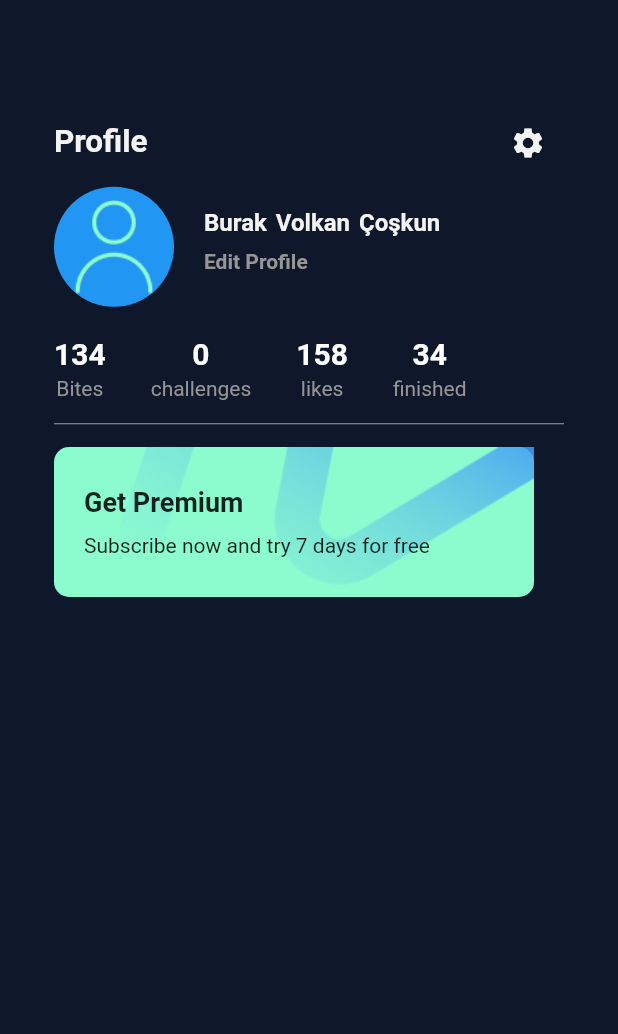
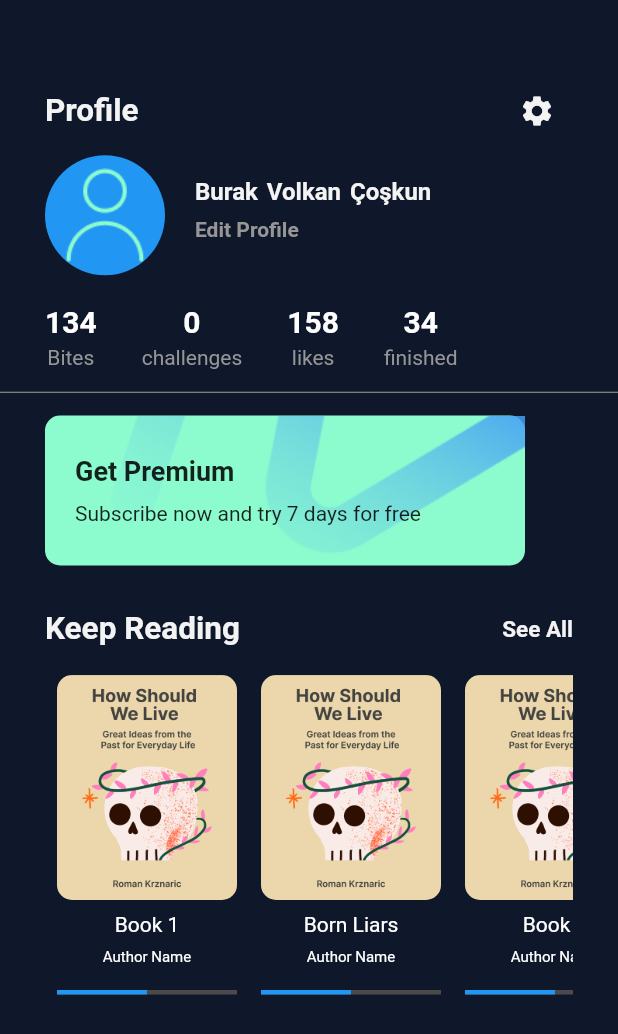
Before and after one commit to BerkayAkdenx/develop_berkay, a Flutter app: the screen it shows after launch, on a phone screen of 412 x 824 dp. Shown: the top 1034 px of the screen. Run offline on Flutter 3.47's test engine with Material 2 defaults, Android fonts, the phone set to English and light mode, and no system bars.

Commit message:
29 profile page desing is finish
but fix will be made in the design.

```diff
--- a/profile_bitely/lib/Resources/app_spacings.dart
+++ b/profile_bitely/lib/Resources/app_spacings.dart
@@ -9,6 +9,8 @@ class AppSpacings {
   static const EdgeInsets sSymmetricV8 = EdgeInsets.symmetric(vertical: 8.0);
   static const EdgeInsets sSymmetricH20 =
       EdgeInsets.symmetric(horizontal: 20.0);
+  static const EdgeInsets sSymmetricH30 =
+      EdgeInsets.symmetric(horizontal: 30.0);
   static const EdgeInsets sSymmetricH50 =
       EdgeInsets.symmetric(horizontal: 50.0);
   static const EdgeInsets sSymmetricH50V20 = EdgeInsets.symmetric(
--- a/profile_bitely/lib/Resources/app_texts.dart
+++ b/profile_bitely/lib/Resources/app_texts.dart
@@ -86,7 +86,7 @@ abstract class AppTexts {
   static const remindMe = "remindMe";
   static const share = "share";
   static const seeMore = "seeMore";
-  static const seeAll = "seeAll";
+  static const seeAll = "See All";
   static const bites = "Bites";
   static const page = "page";
   static const of = "of";
@@ -257,7 +257,7 @@ abstract class AppTexts {
 
   // richtext end
 // title start
-  static const keepReading = "keepReading";
+  static const keepReading = "Keep Reading";
   static const trendingNow = "trendingNow";
   static const collectionsOFTwothousand = "collectionsOFTwothousand";
   static const forYou = "forYou";
--- a/profile_bitely/lib/feature/profile/pages/profile_page.dart
+++ b/profile_bitely/lib/feature/profile/pages/profile_page.dart
@@ -6,20 +6,32 @@ import 'package:profile_bitely/feature/profile/widgets/profile_page_column_widge
 import 'package:profile_bitely/feature/profile/widgets/profile_page_divider_widget.dart';
 import 'package:profile_bitely/feature/profile/widgets/profile_page_stack_widget.dart';
 
+import '../widgets/profile_books_widget.dart';
+
 // ignore: must_be_immutable
 class ProfilePage extends StatelessWidget {
   const ProfilePage({super.key});
 
   @override
   Widget build(BuildContext context) {
+    final List books = [
+      'Book 1',
+      'Born Liars',
+      'Book 3',
+      'book 4',
+      'book 6',
+      'book 7',
+      'book 8',
+    ];
     return Scaffold(
       backgroundColor: AppColors.darkPrimary,
-      body: Padding(
-        padding: const EdgeInsets.symmetric(horizontal: 36, vertical: 71),
-        child: Column(
+      body: Column(
         children: [
+          const SizedBox(height: 50),
           //this row for profile and setting
-            Row(
+          Padding(
+            padding: AppSpacings.sSymmetricH30,
+            child: Row(
               mainAxisAlignment: MainAxisAlignment.spaceBetween,
               children: [
                 const Text(
@@ -30,9 +42,8 @@ class ProfilePage extends StatelessWidget {
                       fontWeight: FontWeight.bold),
                 ),
                 IconButton(
-                  onPressed: () {
-                    print("click to setting button");
-                  },
+                  // ignore: avoid_print
+                  onPressed: () => print("clicked to setting button"),
                   icon: const Icon(
                     Icons.settings,
                     color: AppColors.lightBackground,
@@ -40,8 +51,11 @@ class ProfilePage extends StatelessWidget {
                 )
               ],
             ),
+          ),
           //this row Profile image
-            Row(
+          Padding(
+            padding: AppSpacings.sSymmetricH30,
+            child: Row(
               children: [
                 Container(
                   height: 80,
@@ -92,9 +106,12 @@ class ProfilePage extends StatelessWidget {
                 )
               ],
             ),
+          ),
           //this row for 134 bites
           const SizedBox(height: 14),
-            Row(
+          Padding(
+            padding: AppSpacings.sSymmetricH30,
+            child: Row(
               children: const [
                 ProfilePageColumnWidget(
                   num: "134",
@@ -108,21 +125,62 @@ class ProfilePage extends StatelessWidget {
                 ProfilePageColumnWidget(num: "34", text: AppTexts.finished)
               ],
             ),
+          ),
           const ProfilePageDividerWidget(),
           //this row for get Premium
-            Row(
+          Padding(
+            padding: AppSpacings.sSymmetricH30,
+            child: Row(
               children: const [ProfilePageStackWidget()],
             ),
+          ),
+          const SizedBox(height: 30),
           //this row for Keep Reading
-            Row(
-              children: const [],
+          Padding(
+            padding: AppSpacings.sSymmetricH30,
+            child: Row(
+              mainAxisAlignment: MainAxisAlignment.spaceBetween,
+              children: [
+                const Text(
+                  AppTexts.keepReading,
+                  style: TextStyle(
+                      color: AppColors.lightBackground,
+                      fontSize: 21,
+                      fontWeight: FontWeight.bold),
+                ),
+                InkWell(
+                  child: const Text(
+                    AppTexts.seeAll,
+                    style: TextStyle(
+                        color: AppColors.lightBackground,
+                        fontSize: 15,
+                        fontWeight: FontWeight.bold),
+                  ),
+                  // ignore: avoid_print
+                  onTap: () => print("clicked to see all"),
+                )
+              ],
+            ),
+          ),
+          const SizedBox(
+            height: 10,
           ),
           //this row for books
-            Row(
-              children: const [],
+          Padding(
+            padding: AppSpacings.sSymmetricH30,
+            child: SizedBox(
+              height: 250,
+              child: ListView.builder(
+                  itemCount: books.length,
+                  scrollDirection: Axis.horizontal,
+                  itemBuilder: (context, index) {
+                    return ProfileBooksListWidget(
+                      username: books[index],
+                    );
+                  }),
+            ),
           ),
         ],
-        ),
       ),
     );
   }
--- /dev/null
+++ b/profile_bitely/lib/feature/profile/widgets/profile_books_widget.dart
@@ -0,0 +1,53 @@
+import 'package:flutter/material.dart';
+import 'package:profile_bitely/Resources/app_colors.dart';
+
+class ProfileBooksListWidget extends StatelessWidget {
+  final String username;
+  const ProfileBooksListWidget({Key? key, required this.username})
+      : super(key: key);
+
+  @override
+  Widget build(BuildContext context) {
+    return Column(
+      children: [
+        Padding(
+          padding: const EdgeInsets.all(8.0),
+          child: Container(
+            width: 120.0,
+            height: 150.0,
+            decoration: BoxDecoration(
+              borderRadius: BorderRadius.circular(10.0),
+              image: const DecorationImage(
+                image: AssetImage('assets/Images/bookRecommendationSample.png'),
+                fit: BoxFit.cover,
+              ),
+            ),
+          ),
+        ),
+        Text(
+          username,
+          style: const TextStyle(fontSize: 14, color: Colors.white),
+        ),
+        const Padding(
+          padding: EdgeInsets.all(8.0),
+          child: Text(
+            "Author Name",
+            style: TextStyle(fontSize: 10, color: Colors.white),
+          ),
+        ),
+        const Padding(
+          padding: EdgeInsets.only(top: 8.0),
+          child: SizedBox(
+            height: 3,
+            width: 120,
+            child: LinearProgressIndicator(
+              color: AppColors.blue,
+              backgroundColor: AppColors.blackLight,
+              value: 0.5, // İlerleme yüzdesi burada belirtilir.
+            ),
+          ),
+        ),
+      ],
+    );
+  }
+}
```
Lines whose indentation alone changed are shown as unchanged.
